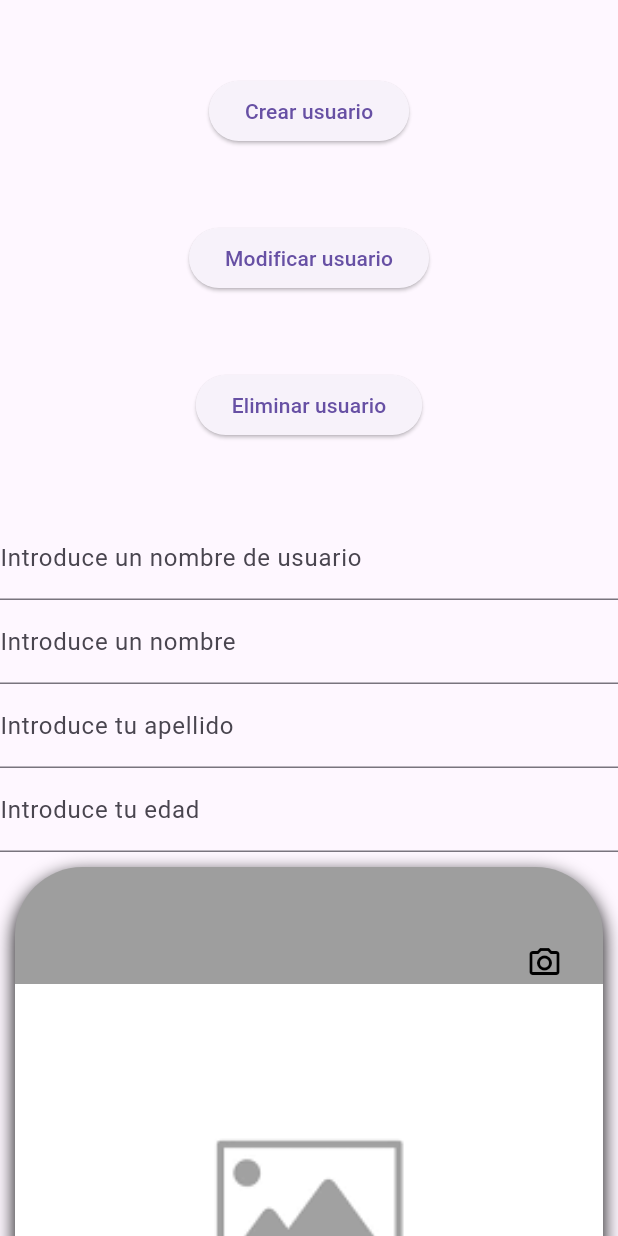
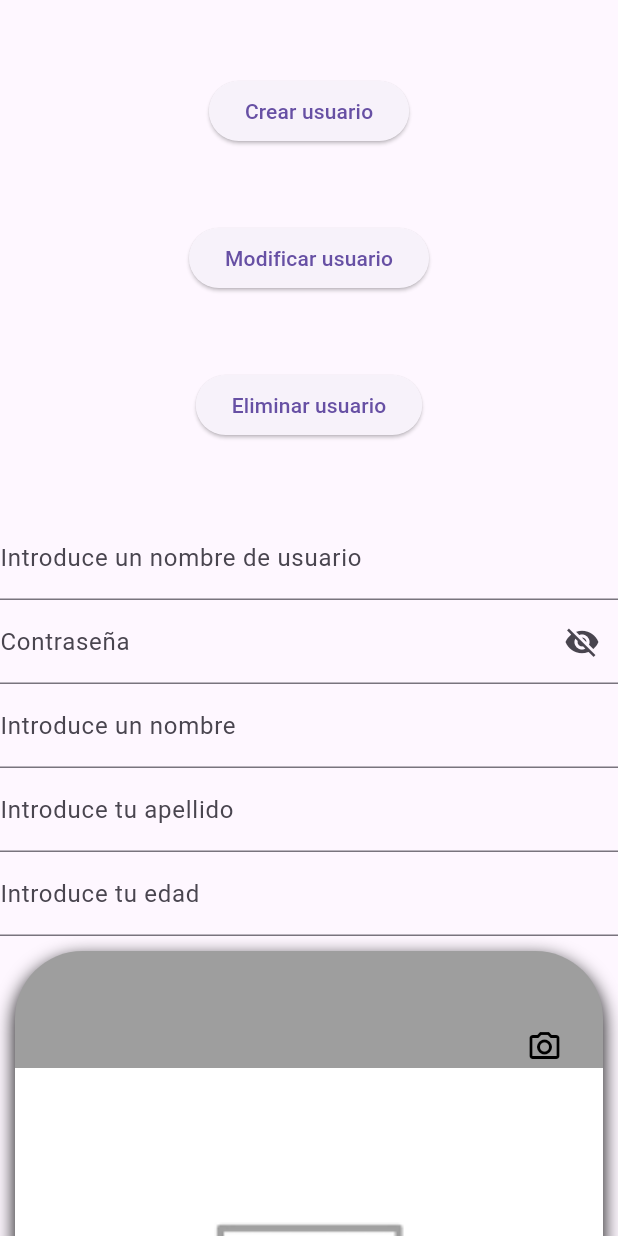
Before and after one commit to saulmantecon/aplicacionpadel, a Flutter app: the Settings screen opened directly, after a tap on "Crear usuario", after a tap on the "camera alt" icon, on a phone screen of 412 x 824 dp. Run offline on Flutter 3.47's test engine with Material 3 defaults, Android fonts, the phone set to English and light mode, and no system bars; our stand-ins replace image_picker, searchfield, sqflite_common_ffi; accounts and stored records are empty.

Commit message:
He creado la consulta para el login, falta implementarlo. Falta hacerCrearPartido. He hecho modificaciones en usuario para hacer el login. Ahora se supone que funciona la imagen guardada en la base dew datos en diferentes dispositivos (se guarda en mlvil)

```diff
--- a/lib/CRUDPartidoView/CrearPartido.dart
+++ b/lib/CRUDPartidoView/CrearPartido.dart
@@ -22,7 +22,7 @@ class _CrearPartidoState extends State<CrearPartido> {
       child: Form(
         key: _formKey,
         child: Column(
-          crossAxisAlignment: CrossAxisAlignment.start,
+          crossAxisAlignment: CrossAxisAlignment.center,
           children: [
             TextFormField(
               decoration: const InputDecoration(
--- a/lib/CRUDusuarioView/CrearUsuario.dart
+++ b/lib/CRUDusuarioView/CrearUsuario.dart
@@ -1,9 +1,10 @@
+import 'dart:convert';
 
+import 'package:aplicacionpadel/BD/DbUsuario.dart';
 import 'package:aplicacionpadel/model/Usuario.dart';
 import 'package:aplicacionpadel/util/ProductImage.dart';
 import 'package:flutter/material.dart';
 import 'package:image_picker/image_picker.dart';
-import 'package:aplicacionpadel/BD/DbUsuario.dart';
 
 class CrearUsuario extends StatefulWidget {
   const CrearUsuario({super.key});
@@ -14,29 +15,32 @@ class CrearUsuario extends StatefulWidget {
 
 class _CrearUsuarioState extends State<CrearUsuario> {
   String? nombreUsuario;
+  String? contrasena;
   String? nombre;
   String? apellido;
   int? edad;
+  bool _obscureText = true;
 
   final _formKey = GlobalKey<FormState>(); //clave para el formulario
   String? pickedFilePath; //almacenar url de foto
 
-
   void enviarFormulario() async {
-    if (_formKey.currentState!.validate() && pickedFilePath!=null && pickedFilePath!.isNotEmpty) {
+    if (_formKey.currentState!.validate() &&
+        pickedFilePath != null &&
+        pickedFilePath!.isNotEmpty) {
       _formKey.currentState!.save(); // Guarda los valores en las variables
 
       Usuario usuario = Usuario(
           idUsuario: 0,
           nombreUsuario: nombreUsuario!,
+          contrasena: contrasena!,
           nombre: nombre!,
           apellido: apellido!,
           edad: edad!,
           puntos: 0,
-      );
+          imagen: pickedFilePath!);
 
       try {
-
         // Intenta insertar el usuario en la base de datos
         await DbUsuario.insert(usuario);
         ScaffoldMessenger.of(context).showSnackBar(
@@ -44,6 +48,9 @@ class _CrearUsuarioState extends State<CrearUsuario> {
         );
         // Reiniciar el formulario después de guardar
         _formKey.currentState!.reset();
+        setState(() {
+          pickedFilePath = null;
+        });
       } catch (e) {
         ScaffoldMessenger.of(context).showSnackBar(
           const SnackBar(content: Text('Error al registrar el usuario')),
@@ -62,11 +69,12 @@ class _CrearUsuarioState extends State<CrearUsuario> {
         key: _formKey,
         child: SizedBox(
           width: 600,
-        child:  Column(
+          child: Column(
             children: [
               TextFormField(
                 decoration: const InputDecoration(
-                  labelText: "Introduce un nombre de usuario", hintText: "Nombre de usuario"),
+                    labelText: "Introduce un nombre de usuario",
+                    hintText: "Nombre de usuario"),
                 validator: (value) {
                   if (value == null || value.isEmpty) {
                     return "Introduzca un nombre de usuario correcto";
@@ -76,6 +84,32 @@ class _CrearUsuarioState extends State<CrearUsuario> {
                 onSaved: (value) {
                   nombreUsuario = value;
                 },
+              ),
+              TextFormField(
+                obscureText: _obscureText,
+                // Esto oculta el texto ingresado (se muestra como puntos o asteriscos)
+                decoration: InputDecoration(
+                  labelText: 'Contraseña', // Etiqueta para el campo
+                  hintText: 'Ingresa tu contraseña', // Texto de ayuda
+                  suffixIcon: IconButton(
+                      icon: Icon(
+                        _obscureText ? Icons.visibility_off : Icons.visibility,
+                      ),
+                      onPressed: () {
+                        setState(() {
+                          _obscureText =
+                              !_obscureText; // Cambia el valor de obscureText
+                        });
+                      } // Icono que puede cambiar para mostrar/ocultar la contraseña
+                      ),
+                ),
+                validator: (value) {
+                  if (value == null || value.isEmpty) {
+                    return "Introduzca un nombre de usuario correcto";
+                  }
+                  return null;
+                },
+                onSaved: (value) => contrasena = value,
               ),
               TextFormField(
                 decoration: const InputDecoration(
@@ -137,10 +171,13 @@ class _CrearUsuarioState extends State<CrearUsuario> {
                             final picker = ImagePicker();
                             final XFile? pickedFile = await picker.pickImage(
                                 source: ImageSource.gallery,
-                              imageQuality: 100); //imageSource.gallery para galeria y .camera para la camera
-                          if (pickedFile!=null){
+                                imageQuality:
+                                    100); //imageSource.gallery para galeria y .camera para la camera
+                            if (pickedFile != null) {
+                              final bytes = await pickedFile.readAsBytes();
                               setState(() {
-                              pickedFilePath = pickedFile.path;
+                                pickedFilePath = base64Encode(
+                                    bytes); // Convertimos la imagen a Base64
                               });
                             }
                           },
@@ -157,7 +194,6 @@ class _CrearUsuarioState extends State<CrearUsuario> {
               )
             ],
           ),
-      )
-    );
+        ));
   }
 }
--- a/lib/main.dart
+++ b/lib/main.dart
@@ -29,6 +29,7 @@ class BottomNavigation extends StatefulWidget {
 }
 
 class _BottomNavigationState extends State<BottomNavigation> {
+
   // Lista de páginas para cada índice
   final List<Widget> _pages = [
     const Home(),
--- a/lib/model/Usuario.dart
+++ b/lib/model/Usuario.dart
@@ -1,20 +1,24 @@
 class Usuario {
   int idUsuario;
   String nombreUsuario;
+  String contrasena;
   String nombre;
   String apellido;
   int edad;
   int puntos;
+  String imagen;
 
   // Constructor para inicializar los campos
   Usuario({
 
     required this.idUsuario,
     required this.nombreUsuario,
+    required this.contrasena,
     required this.nombre,
     required this.apellido,
     required this.edad,
     this.puntos = 0,
+    required this.imagen
   });
 
 
@@ -23,10 +27,12 @@ class Usuario {
   Map<String, dynamic> toMap() {
     return {
       "nombreUsuario": nombreUsuario,
+      "contrasena": contrasena,
       "nombre": nombre,
       "apellido": apellido,
       "edad": edad,
-      "puntos": puntos,        // También incluimos 'puntos' en el Map
+      "puntos": puntos,
+      "imagen" : imagen
     };
   }
 
@@ -35,10 +41,12 @@ class Usuario {
     return Usuario(
       idUsuario: map['idUsuario'],
       nombreUsuario: map["nombreUsuario"],
+      contrasena: map["contrasena"],
       nombre: map['nombre'],
       apellido: map['apellido'],
       edad: map['edad'],
-      puntos: map['puntos'] ?? 0,  // Si no hay 'puntos', asignar 0 como valor predeterminado
+      puntos: map['puntos'] ?? 0,// Si no hay 'puntos', asignar 0 como valor predeterminado
+      imagen: map["imagen"]
     );
   }
 
--- a/lib/util/ProductImage.dart
+++ b/lib/util/ProductImage.dart
@@ -1,3 +1,4 @@
+import 'dart:convert';
 import 'dart:io';
 
 import 'package:flutter/material.dart';
@@ -39,8 +40,24 @@ Widget _getImage(String? urlPath) {
       fit: BoxFit.contain,
     );
   }
-  return Image.file(File(urlPath), fit: BoxFit.contain);
+
+  // Verificar si la cadena parece ser Base64
+  if (urlPath.startsWith('/')) {
+    // Asumimos que es una ruta de archivo
+    return Image.file(File(urlPath), fit: BoxFit.contain);
+  } else {
+    try {
+      final bytes = base64Decode(urlPath);
+      return Image.memory(bytes, fit: BoxFit.contain);
+    } catch (e) {
+      return const Image(
+        image: AssetImage("assets/images/placeholder.png"),
+        fit: BoxFit.contain,
+      );
+    }
+  }
 }
+
 
 BoxDecoration _buildBoxDecoration() {
   return const BoxDecoration(
```
Also changed, not shown: lib/BD/DbPadel.dart (added, +27 -0 lines), lib/BD/DbPartido.dart (added, +46 -0 lines), lib/BD/DbUsuario.dart (+42 -33 lines), lib/CRUDusuarioView/LoginUsuario.dart (added, +80 -0 lines), lib/CRUDusuarioView/ModificarUsuario.dart (+42 -4 lines), lib/model/Partido.dart (+34 -6 lines), 1 other file. Lines whose indentation alone changed are shown as unchanged.
